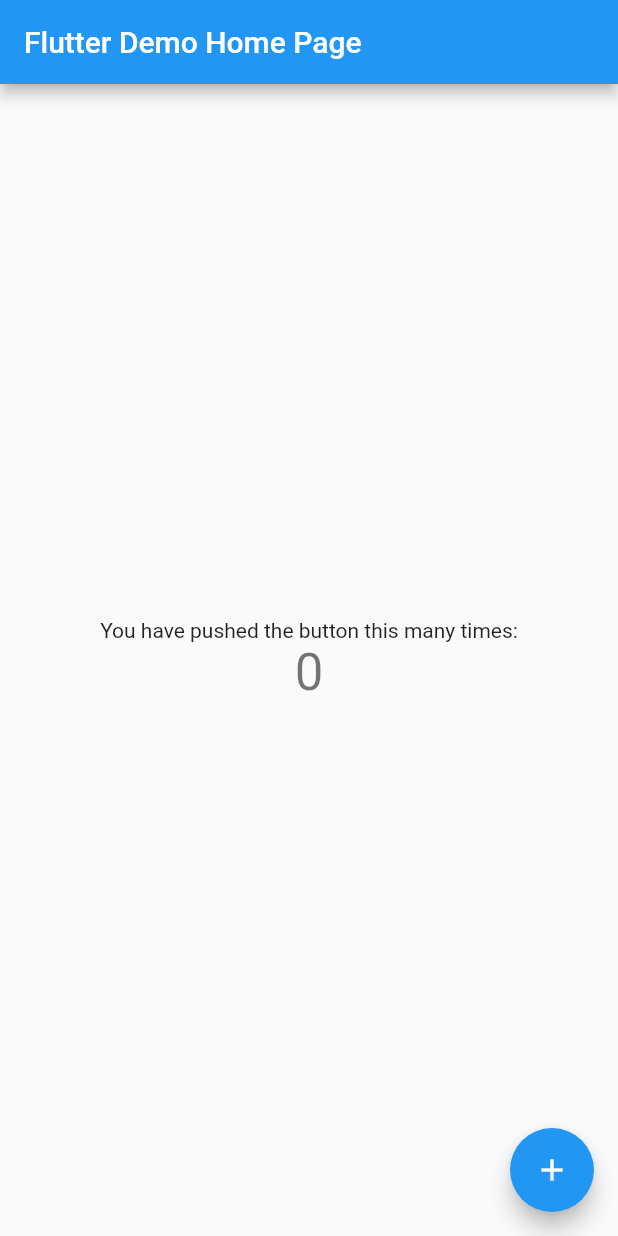
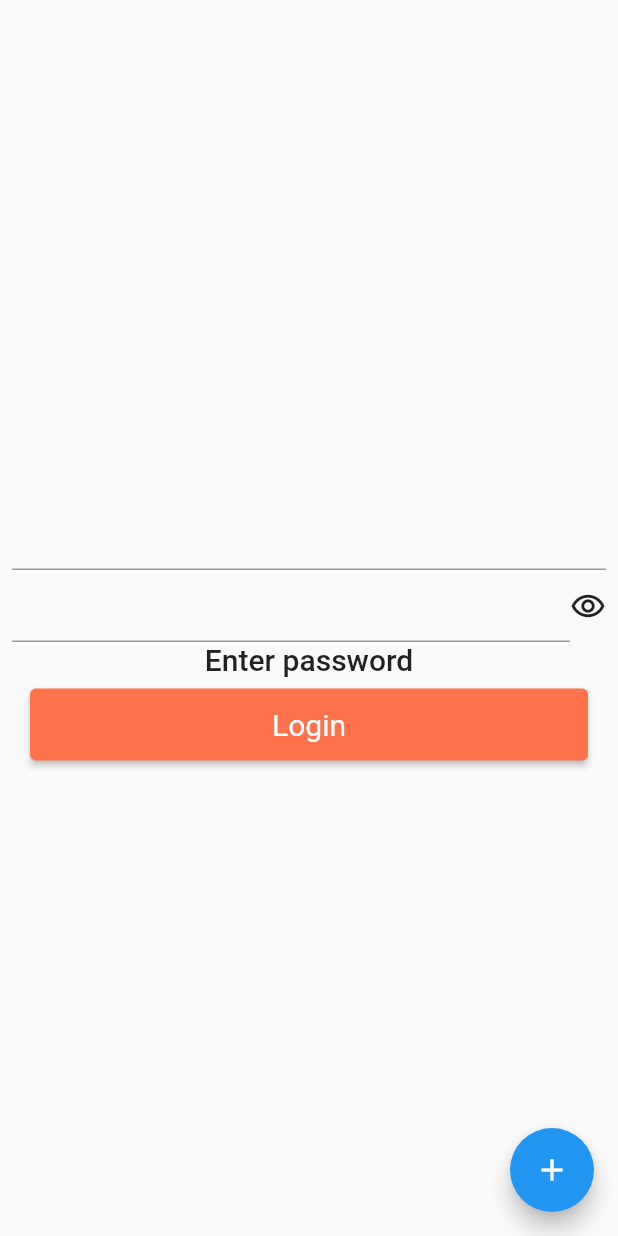
Before and after one commit to andpall/flutter-module-app, a Flutter app: the screen it shows after launch, on a phone screen of 412 x 824 dp. Run offline on Flutter 3.47's test engine with Material 2 defaults, Android fonts, the phone set to English and light mode, and no system bars.

Commit message:
auth navigates

```diff
--- a/lib/main.dart
+++ b/lib/main.dart
@@ -1,115 +1,29 @@
 import 'package:flutter/material.dart';
+import 'package:flutter/services.dart';
+import 'package:flutter_mod_app/src/constants/theme.dart';
+import 'package:flutter_mod_app/src/navigator/navigator.dart';
+import 'package:flutter_mod_app/src/screens/auth/authScreen.dart';
 
 void main() {
-  runApp(const MyApp());
+  SystemChrome.setSystemUIOverlayStyle(const SystemUiOverlayStyle(
+    statusBarColor: Colors.transparent,
+    statusBarBrightness: Brightness.dark,
+    statusBarIconBrightness: Brightness.dark,
+  ));
+
+  runApp(const App());
 }
 
-class MyApp extends StatelessWidget {
-  const MyApp({Key? key}) : super(key: key);
+class App extends StatelessWidget {
+  const App({Key? key}) : super(key: key);
 
   // This widget is the root of your application.
   @override
   Widget build(BuildContext context) {
     return MaterialApp(
-      title: 'Flutter Demo',
-      theme: ThemeData(
-        // This is the theme of your application.
-        //
-        // Try running your application with "flutter run". You'll see the
-        // application has a blue toolbar. Then, without quitting the app, try
-        // changing the primarySwatch below to Colors.green and then invoke
-        // "hot reload" (press "r" in the console where you ran "flutter run",
-        // or simply save your changes to "hot reload" in a Flutter IDE).
-        // Notice that the counter didn't reset back to zero; the application
-        // is not restarted.
-        primarySwatch: Colors.blue,
-      ),
-      home: const MyHomePage(title: 'Flutter Demo Home Page'),
-    );
+        title: 'Module App',
+        theme: lightTheme,
+        initialRoute: AuthScreen.routeName,
+        onGenerateRoute: onGenerateGlobalRoute);
   }
 }
-
-class MyHomePage extends StatefulWidget {
-  const MyHomePage({Key? key, required this.title}) : super(key: key);
-
-  // This widget is the home page of your application. It is stateful, meaning
-  // that it has a State object (defined below) that contains fields that affect
-  // how it looks.
-
-  // This class is the configuration for the state. It holds the values (in this
-  // case the title) provided by the parent (in this case the App widget) and
-  // used by the build method of the State. Fields in a Widget subclass are
-  // always marked "final".
-
-  final String title;
-
-  @override
-  State<MyHomePage> createState() => _MyHomePageState();
-}
-
-class _MyHomePageState extends State<MyHomePage> {
-  int _counter = 0;
-
-  void _incrementCounter() {
-    setState(() {
-      // This call to setState tells the Flutter framework that something has
-      // changed in this State, which causes it to rerun the build method below
-      // so that the display can reflect the updated values. If we changed
-      // _counter without calling setState(), then the build method would not be
-      // called again, and so nothing would appear to happen.
-      _counter++;
-    });
-  }
-
-  @override
-  Widget build(BuildContext context) {
-    // This method is rerun every time setState is called, for instance as done
-    // by the _incrementCounter method above.
-    //
-    // The Flutter framework has been optimized to make rerunning build methods
-    // fast, so that you can just rebuild anything that needs updating rather
-    // than having to individually change instances of widgets.
-    return Scaffold(
-      appBar: AppBar(
-        // Here we take the value from the MyHomePage object that was created by
-        // the App.build method, and use it to set our appbar title.
-        title: Text(widget.title),
-      ),
-      body: Center(
-        // Center is a layout widget. It takes a single child and positions it
-        // in the middle of the parent.
-        child: Column(
-          // Column is also a layout widget. It takes a list of children and
-          // arranges them vertically. By default, it sizes itself to fit its
-          // children horizontally, and tries to be as tall as its parent.
-          //
-          // Invoke "debug painting" (press "p" in the console, choose the
-          // "Toggle Debug Paint" action from the Flutter Inspector in Android
-          // Studio, or the "Toggle Debug Paint" command in Visual Studio Code)
-          // to see the wireframe for each widget.
-          //
-          // Column has various properties to control how it sizes itself and
-          // how it positions its children. Here we use mainAxisAlignment to
-          // center the children vertically; the main axis here is the vertical
-          // axis because Columns are vertical (the cross axis would be
-          // horizontal).
-          mainAxisAlignment: MainAxisAlignment.center,
-          children: <Widget>[
-            const Text(
-              'You have pushed the button this many times:',
-            ),
-            Text(
-              '$_counter',
-              style: Theme.of(context).textTheme.headline4,
-            ),
-          ],
-        ),
-      ),
-      floatingActionButton: FloatingActionButton(
-        onPressed: _incrementCounter,
-        tooltip: 'Increment',
-        child: const Icon(Icons.add),
-      ), // This trailing comma makes auto-formatting nicer for build methods.
-    );
-  }
-}
--- /dev/null
+++ b/lib/src/components/textInput/textInput.dart
@@ -0,0 +1,55 @@
+import 'package:flutter/material.dart';
+import 'package:flutter/src/foundation/key.dart';
+import 'package:flutter/src/widgets/framework.dart';
+
+class TextInput extends StatefulWidget {
+  const TextInput({Key? key, this.onChange, this.passwordUsing = false})
+      : super(key: key);
+
+  final Function? onChange;
+  final bool passwordUsing;
+
+  @override
+  State<TextInput> createState() => _TextInputState();
+}
+
+class _TextInputState extends State<TextInput> {
+  bool _isVisisble = false;
+
+  void _onPressedVisible() {
+    setState(() {
+      _isVisisble = !_isVisisble;
+    });
+  }
+
+  void _onChange(String value) {
+    if (widget.onChange != null) widget.onChange!(value);
+  }
+
+  @override
+  Widget build(BuildContext context) {
+    return Container(
+      padding: const EdgeInsets.only(left: 8, right: 8),
+      child: Row(
+        mainAxisSize: MainAxisSize.max,
+        crossAxisAlignment: CrossAxisAlignment.center,
+        children: [
+          Expanded(
+              child: TextField(
+            obscureText: widget.passwordUsing && _isVisisble,
+            enableSuggestions: false,
+            autocorrect: false,
+            onChanged: _onChange,
+          )),
+          widget.passwordUsing
+              ? GestureDetector(
+                  onTap: _onPressedVisible,
+                  child: Icon(_isVisisble
+                      ? Icons.remove_red_eye
+                      : Icons.remove_red_eye_outlined))
+              : Container(),
+        ],
+      ),
+    );
+  }
+}
--- /dev/null
+++ b/lib/src/constants/colors.dart
@@ -0,0 +1,4 @@
+import 'package:flutter/rendering.dart';
+
+const Color mainColor = Color(0xfffe734c);
+const Color lightBackground = Color(0xffffffff);
--- /dev/null
+++ b/lib/src/constants/theme.dart
@@ -0,0 +1,6 @@
+import 'package:flutter/material.dart';
+
+ThemeData lightTheme = ThemeData(
+  brightness: Brightness.light,
+  primarySwatch: Colors.blue,
+);
--- /dev/null
+++ b/lib/src/i18n/en.json
@@ -0,0 +1,5 @@
+{
+  "auth": {
+    "sign_in": "Sign in"
+  }
+}
--- /dev/null
+++ b/lib/src/navigator/navigator.dart
@@ -0,0 +1,36 @@
+import 'package:flutter/material.dart';
+import 'package:flutter_mod_app/src/screens/auth/authScreen.dart';
+import 'package:flutter_mod_app/src/screens/home/homeScreen.dart';
+
+Map<String, Widget Function(BuildContext)> routes = {
+  AuthScreen.routeName: (context) => const AuthScreen(),
+};
+
+MaterialPageRoute? onGenerateGlobalRoute(RouteSettings settings) {
+  switch (settings.name) {
+    case (HomeScreen.routeName):
+      {
+        final args = settings.arguments as AuthData;
+        return MaterialPageRoute(
+          builder: (context) {
+            return HomeScreen(
+              username: args.username,
+              password: args.password,
+            );
+          },
+        );
+      }
+    case (AuthScreen.routeName):
+      {
+        return MaterialPageRoute(
+          builder: (context) {
+            return const AuthScreen();
+          },
+        );
+      }
+    default:
+      {
+        return null;
+      }
+  }
+}
--- /dev/null
+++ b/lib/src/screens/auth/authScreen.dart
@@ -0,0 +1,93 @@
+import 'package:flutter/material.dart';
+import 'package:flutter_mod_app/src/components/textInput/textInput.dart';
+import 'package:flutter_mod_app/src/constants/colors.dart';
+import 'package:flutter_mod_app/src/screens/home/homeScreen.dart';
+
+class AuthData {
+  final String username;
+  final String password;
+
+  AuthData({required this.password, required this.username});
+}
+
+class AuthScreen extends StatefulWidget {
+  const AuthScreen({Key? key}) : super(key: key);
+
+  static const String routeName = '/auth';
+
+  @override
+  State<AuthScreen> createState() => _AuthScreenState();
+}
+
+class _AuthScreenState extends State<AuthScreen> {
+  String _username = "";
+  String _password = "";
+
+  void _incrementCounter() {
+    print("Plus");
+  }
+
+  void _setUsername(String value) {
+    setState(() {
+      _username = value;
+    });
+  }
+
+  void _setPassword(String value) {
+    setState(() {
+      _password = value;
+    });
+  }
+
+  void _onPressLogin() {
+    Navigator.pushNamed(context, HomeScreen.routeName,
+        arguments: AuthData(password: _password, username: _username));
+  }
+
+  @override
+  Widget build(BuildContext context) {
+    double width = MediaQuery.of(context).size.width;
+
+    return Scaffold(
+      body: Center(
+        child: Column(
+          mainAxisAlignment: MainAxisAlignment.center,
+          children: <Widget>[
+            Text(
+              _username,
+              style: Theme.of(context).textTheme.headline6,
+            ),
+            TextInput(
+              onChange: _setUsername,
+            ),
+            TextInput(
+              onChange: _setPassword,
+              passwordUsing: true,
+            ),
+            Text(
+              'Enter password',
+              style: Theme.of(context).textTheme.headline6,
+            ),
+            Container(
+              padding: const EdgeInsets.only(top: 8, bottom: 8),
+              child: ElevatedButton(
+                  style: ButtonStyle(
+                      backgroundColor: MaterialStateProperty.all(mainColor),
+                      fixedSize:
+                          MaterialStateProperty.all(Size(width - 40, 48)),
+                      textStyle: MaterialStateProperty.all(
+                          const TextStyle(fontSize: 20))),
+                  onPressed: _onPressLogin,
+                  child: const Text("Login")),
+            )
+          ],
+        ),
+      ),
+      floatingActionButton: FloatingActionButton(
+        onPressed: _incrementCounter,
+        tooltip: 'Increment',
+        child: const Icon(Icons.add),
+      ),
+    );
+  }
+}
```
Also changed, not shown: lib/src/i18n/i18n.dart (added, +8 -0 lines), lib/src/screens/home/homeScreen.dart (added, +22 -0 lines), 1 other file.
